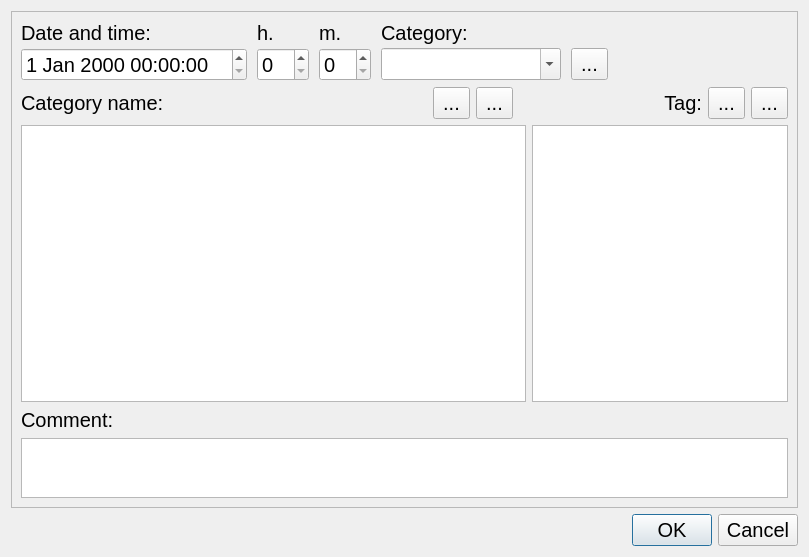
Above: ui/ActUpdateDlg.ui from utamons/tm3 before the change. Below: the same form after it.
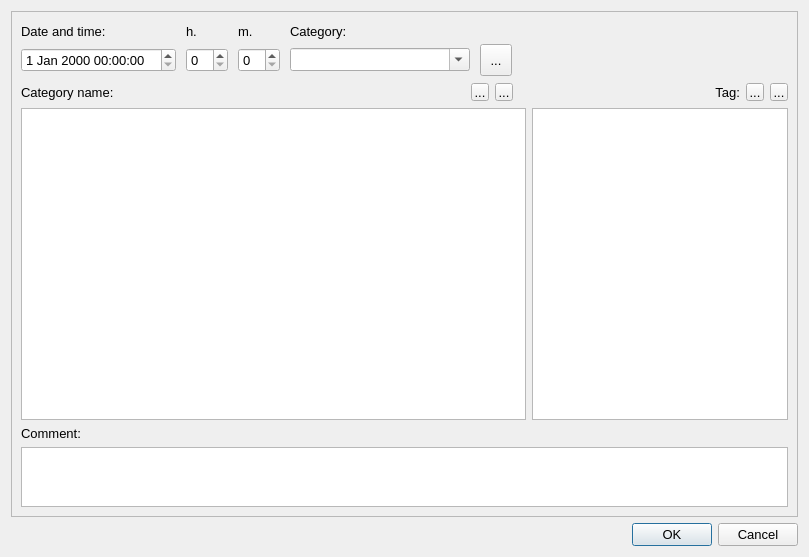
That is the form after the change. Icons and pictures are not drawn.

Patch:
```diff
--- a/ui/ActUpdateDlg.ui
+++ b/ui/ActUpdateDlg.ui
@@ -13,7 +13,7 @@
   <property name="font">
    <font>
     <family>Tahoma</family>
-    <pointsize>15</pointsize>
+    <pointsize>10</pointsize>
    </font>
   </property>
   <property name="windowTitle">
@@ -25,7 +25,7 @@
      <property name="font">
       <font>
        <family>Tahoma</family>
-       <pointsize>15</pointsize>
+       <pointsize>10</pointsize>
       </font>
      </property>
      <property name="frameShape">
@@ -45,12 +45,6 @@
         </property>
         <item row="1" column="1">
          <widget class="QSpinBox" name="spinHour">
-          <property name="font">
-           <font>
-            <family>Tahoma</family>
-            <pointsize>15</pointsize>
-           </font>
-          </property>
           <property name="maximum">
            <number>23</number>
           </property>
@@ -58,12 +52,6 @@
         </item>
         <item row="0" column="2">
          <widget class="QLabel" name="label_3">
-          <property name="font">
-           <font>
-            <family>Tahoma</family>
-            <pointsize>15</pointsize>
-           </font>
-          </property>
           <property name="text">
            <string>m.</string>
           </property>
@@ -71,12 +59,6 @@
         </item>
         <item row="1" column="0">
          <widget class="QDateTimeEdit" name="editDateTime">
-          <property name="font">
-           <font>
-            <family>Tahoma</family>
-            <pointsize>15</pointsize>
-           </font>
-          </property>
           <property name="currentSection">
            <enum>QDateTimeEdit::MinuteSection</enum>
           </property>
@@ -84,12 +66,6 @@
         </item>
         <item row="1" column="2">
          <widget class="QSpinBox" name="spinMin">
-          <property name="font">
-           <font>
-            <family>Tahoma</family>
-            <pointsize>15</pointsize>
-           </font>
-          </property>
           <property name="maximum">
            <number>55</number>
           </property>
@@ -106,12 +82,6 @@
             <height>0</height>
            </size>
           </property>
-          <property name="font">
-           <font>
-            <family>Tahoma</family>
-            <pointsize>15</pointsize>
-           </font>
-          </property>
           <property name="editable">
            <bool>true</bool>
           </property>
@@ -122,12 +92,6 @@
         </item>
         <item row="0" column="0">
          <widget class="QLabel" name="label">
-          <property name="font">
-           <font>
-            <family>Tahoma</family>
-            <pointsize>15</pointsize>
-           </font>
-          </property>
           <property name="text">
            <string>Date and time:</string>
           </property>
@@ -141,12 +105,6 @@
             <height>32</height>
            </size>
           </property>
-          <property name="font">
-           <font>
-            <family>Tahoma</family>
-            <pointsize>15</pointsize>
-           </font>
-          </property>
           <property name="text">
            <string>...</string>
           </property>
@@ -164,12 +122,6 @@
         </item>
         <item row="0" column="3">
          <widget class="QLabel" name="label_4">
-          <property name="font">
-           <font>
-            <family>Tahoma</family>
-            <pointsize>15</pointsize>
-           </font>
-          </property>
           <property name="text">
            <string>Category:</string>
           </property>
@@ -177,12 +129,6 @@
         </item>
         <item row="0" column="1">
          <widget class="QLabel" name="label_2">
-          <property name="font">
-           <font>
-            <family>Tahoma</family>
-            <pointsize>15</pointsize>
-           </font>
-          </property>
           <property name="text">
            <string>h.</string>
           </property>
@@ -231,12 +177,6 @@
             <height>16777215</height>
            </size>
           </property>
-          <property name="font">
-           <font>
-            <family>Tahoma</family>
-            <pointsize>15</pointsize>
-           </font>
-          </property>
           <property name="text">
            <string>Category name:</string>
           </property>
@@ -266,17 +206,23 @@
         </item>
         <item>
          <widget class="QToolButton" name="btnAddRate">
+          <property name="sizePolicy">
+           <sizepolicy hsizetype="Fixed" vsizetype="Fixed">
+            <horstretch>0</horstretch>
+            <verstretch>0</verstretch>
+           </sizepolicy>
+          </property>
           <property name="minimumSize">
            <size>
-            <width>32</width>
-            <height>32</height>
+            <width>16</width>
+            <height>16</height>
            </size>
           </property>
-          <property name="font">
-           <font>
-            <family>Tahoma</family>
-            <pointsize>15</pointsize>
-           </font>
+          <property name="maximumSize">
+           <size>
+            <width>18</width>
+            <height>18</height>
+           </size>
           </property>
           <property name="text">
            <string>...</string>
@@ -297,15 +243,15 @@
          <widget class="QToolButton" name="btnDelRate">
           <property name="minimumSize">
            <size>
-            <width>32</width>
-            <height>32</height>
+            <width>16</width>
+            <height>16</height>
            </size>
           </property>
-          <property name="font">
-           <font>
-            <family>Tahoma</family>
-            <pointsize>15</pointsize>
-           </font>
+          <property name="maximumSize">
+           <size>
+            <width>18</width>
+            <height>18</height>
+           </size>
           </property>
           <property name="text">
            <string>...</string>
@@ -324,12 +270,6 @@
         </item>
         <item>
          <widget class="QLabel" name="labelTag">
-          <property name="font">
-           <font>
-            <family>Tahoma</family>
-            <pointsize>15</pointsize>
-           </font>
-          </property>
           <property name="layoutDirection">
            <enum>Qt::LeftToRight</enum>
           </property>
@@ -345,15 +285,15 @@
          <widget class="QToolButton" name="btnAddTag">
           <property name="minimumSize">
            <size>
-            <width>32</width>
-            <height>32</height>
+            <width>16</width>
+            <height>16</height>
            </size>
           </property>
-          <property name="font">
-           <font>
-            <family>Tahoma</family>
-            <pointsize>15</pointsize>
-           </font>
+          <property name="maximumSize">
+           <size>
+            <width>18</width>
+            <height>18</height>
+           </size>
           </property>
           <property name="text">
            <string>...</string>
@@ -374,15 +314,15 @@
          <widget class="QToolButton" name="btnDelTag">
           <property name="minimumSize">
            <size>
-            <width>32</width>
-            <height>32</height>
+            <width>16</width>
+            <height>16</height>
            </size>
           </property>
-          <property name="font">
-           <font>
-            <family>Tahoma</family>
-            <pointsize>15</pointsize>
-           </font>
+          <property name="maximumSize">
+           <size>
+            <width>18</width>
+            <height>18</height>
+           </size>
           </property>
           <property name="text">
            <string>...</string>
@@ -405,12 +345,6 @@
        <layout class="QHBoxLayout" name="horizontalLayout_2">
         <item>
          <widget class="QTableView" name="tableRates">
-          <property name="font">
-           <font>
-            <family>Tahoma</family>
-            <pointsize>15</pointsize>
-           </font>
-          </property>
           <property name="alternatingRowColors">
            <bool>true</bool>
           </property>
@@ -424,12 +358,6 @@
             <verstretch>0</verstretch>
            </sizepolicy>
           </property>
-          <property name="font">
-           <font>
-            <family>Tahoma</family>
-            <pointsize>15</pointsize>
-           </font>
-          </property>
           <property name="alternatingRowColors">
            <bool>true</bool>
           </property>
@@ -439,12 +367,6 @@
       </item>
       <item>
        <widget class="QLabel" name="label_5">
-        <property name="font">
-         <font>
-          <family>Tahoma</family>
-          <pointsize>15</pointsize>
-         </font>
-        </property>
         <property name="text">
          <string>Comment:</string>
         </property>
@@ -458,12 +380,6 @@
           <height>60</height>
          </size>
         </property>
-        <property name="font">
-         <font>
-          <family>Tahoma</family>
-          <pointsize>15</pointsize>
-         </font>
-        </property>
        </widget>
       </item>
      </layout>
@@ -474,7 +390,7 @@
      <property name="font">
       <font>
        <family>Tahoma</family>
-       <pointsize>15</pointsize>
+       <pointsize>10</pointsize>
       </font>
      </property>
      <property name="orientation">
```
